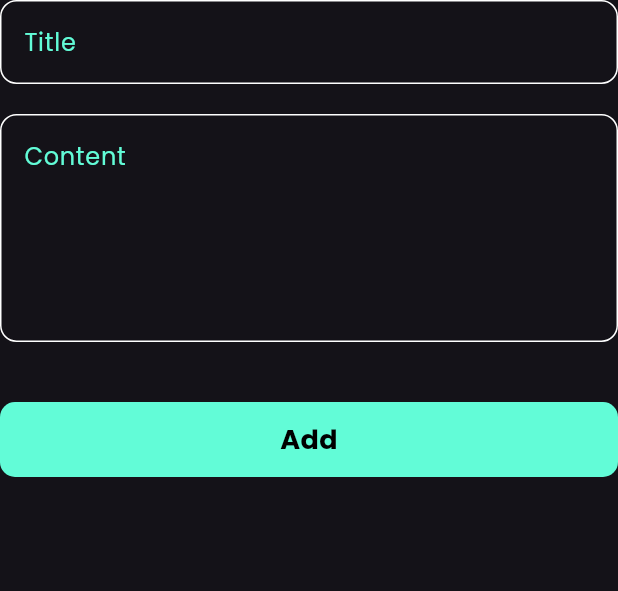
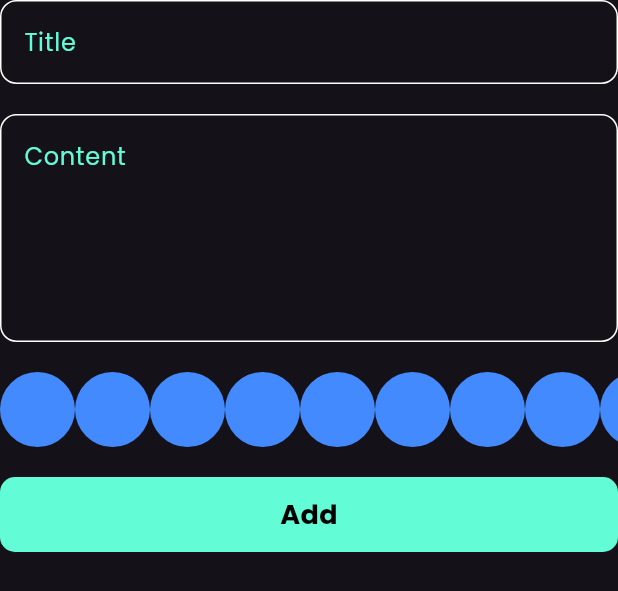
Before and after one commit to m7mdragab74/notes-app, a Flutter app: the AddNoteForm widget shown alone on an empty page, opened directly, on a phone screen of 412 x 824 dp. Shown: the top 591 px of the screen. Run offline on Flutter 3.47's test engine with Material 3 defaults, Android fonts, the phone set to English and light mode, and no system bars; our stand-ins replace flutter_bloc, hive, hive_flutter; accounts and stored records are empty.

Commit message:
start create colors list view

```diff
--- a/lib/widget/add_note_form.dart
+++ b/lib/widget/add_note_form.dart
@@ -5,6 +5,7 @@ import 'package:notes_app/cubits/add_note_cubit/add_notes_cubit.dart';
 import 'package:notes_app/cubits/add_note_cubit/add_notes_state.dart';
 import 'package:notes_app/model/note_model.dart';
 import 'package:notes_app/widget/add_note_bottom.dart';
+import 'package:notes_app/widget/color_list_view.dart';
 import 'package:notes_app/widget/custom_text_field.dart';
 
 class AddNoteForm extends StatefulWidget {
@@ -35,7 +36,7 @@ class _AddNoteFormState extends State<AddNoteForm> {
             },
             hint: 'Title',
           ),
-          SizedBox(
+          const SizedBox(
             height: 20,
           ),
           CustomFormTextField(
@@ -45,8 +46,12 @@ class _AddNoteFormState extends State<AddNoteForm> {
             hint: 'Content',
             maxLines: 5,
           ),
-          SizedBox(
-            height: 40,
+          const SizedBox(
+            height: 20,
+          ),
+          const ColorsListView(),
+          const SizedBox(
+            height: 20,
           ),
           BlocBuilder<AddNotesCubit, AddNotesState>(
             builder: (context, state) {
@@ -72,7 +77,7 @@ class _AddNoteFormState extends State<AddNoteForm> {
               );
             },
           ),
-          SizedBox(
+          const SizedBox(
             height: 12,
           ),
         ],
--- /dev/null
+++ b/lib/widget/color_item.dart
@@ -0,0 +1,13 @@
+import 'package:flutter/material.dart';
+
+class ColorItem extends StatelessWidget {
+  const ColorItem({super.key});
+
+  @override
+  Widget build(BuildContext context) {
+    return CircleAvatar(
+      backgroundColor: Colors.blueAccent,
+      radius: 25,
+    );
+  }
+}
--- /dev/null
+++ b/lib/widget/color_list_view.dart
@@ -0,0 +1,20 @@
+import 'package:flutter/material.dart';
+import 'package:notes_app/widget/color_item.dart';
+
+class ColorsListView extends StatelessWidget {
+  const ColorsListView({super.key});
+
+  @override
+  Widget build(BuildContext context) {
+    return SizedBox(
+      height: 25 * 2,
+      child: ListView.builder(
+        itemCount: 10,
+        scrollDirection: Axis.horizontal,
+        itemBuilder: (context, index) {
+          return ColorItem();
+        },
+      ),
+    );
+  }
+}
```
